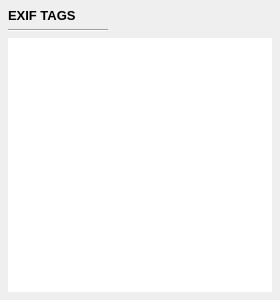
The window that qimgv/gui/overlays/imageinfooverlay.ui (do-i/thumbgrid) describes before a commit, drawn with Qt 5.
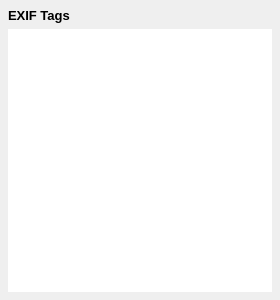
The same window after the commit.

Commit message: [ImageInfoOverlay] fix header text color

```diff
--- a/qimgv/gui/overlays/imageinfooverlay.ui
+++ b/qimgv/gui/overlays/imageinfooverlay.ui
@@ -56,26 +56,7 @@
       </font>
      </property>
      <property name="text">
-      <string>EXIF TAGS</string>
-     </property>
-    </widget>
-   </item>
-   <item>
-    <widget class="Line" name="line">
-     <property name="minimumSize">
-      <size>
-       <width>100</width>
-       <height>0</height>
-      </size>
-     </property>
-     <property name="maximumSize">
-      <size>
-       <width>100</width>
-       <height>16777215</height>
-      </size>
-     </property>
-     <property name="orientation">
-      <enum>Qt::Horizontal</enum>
+      <string>EXIF Tags</string>
      </property>
     </widget>
    </item>
```
The commit also changes 1 other file.
